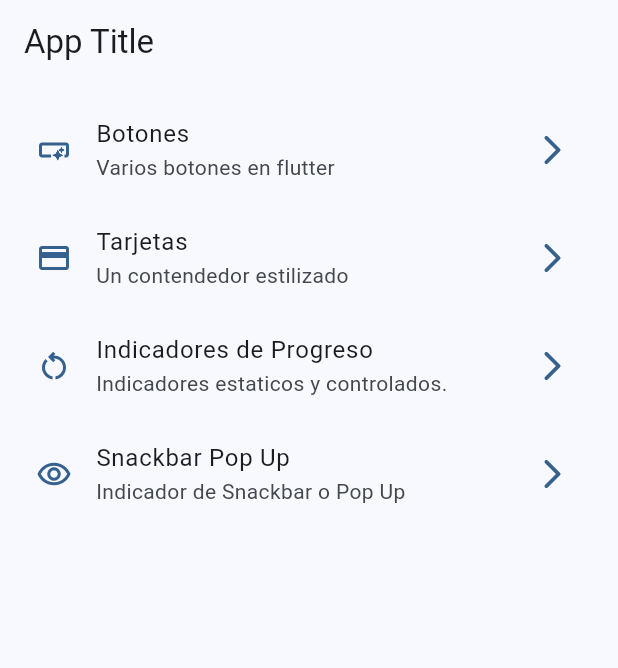
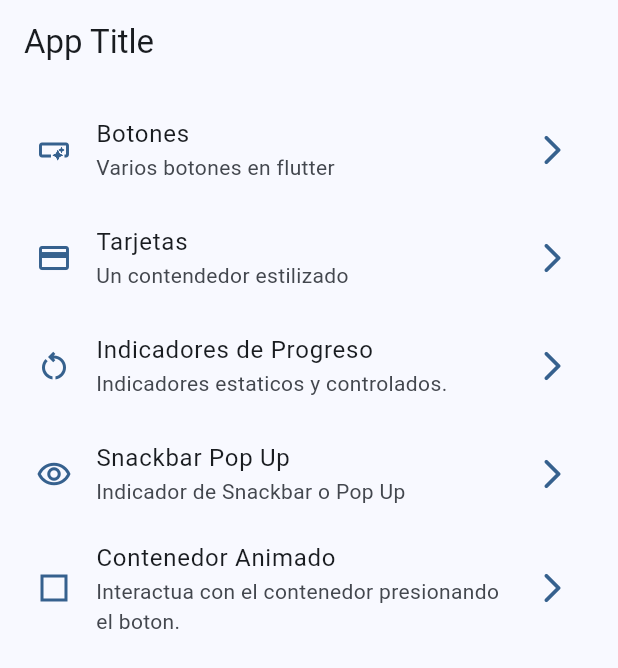
Before and after one commit to josuearroliga/widgetsApp, a Flutter app: the screen it shows after launch, on a phone screen of 412 x 824 dp. Shown: the top 668 px of the screen. Run offline on Flutter 3.47's test engine with Material 3 defaults, Android fonts, the phone set to English and light mode, and no system bars; our stand-ins replace go_router.

```diff
--- a/lib/config/menu/menu_items.dart
+++ b/lib/config/menu/menu_items.dart
@@ -38,4 +38,10 @@ const appMenuItems = <MenuItem>[
     link: '/snackbar',
     icon: Icons.remove_red_eye_outlined,
   ),
+  MenuItem(
+    title: 'Contenedor Animado',
+    subTitle: 'Interactua con el contenedor presionando el boton.',
+    link: '/animated',
+    icon: Icons.square_outlined,
+  ),
 ];
--- a/lib/config/router/app_router.dart
+++ b/lib/config/router/app_router.dart
@@ -1,4 +1,5 @@
 import 'package:go_router/go_router.dart';
+import 'package:widget_app/presentation/screens/animated/animated_screen.dart';
 import 'package:widget_app/presentation/screens/screens_exports.dart';
 
 //To implement go router you go to the main and add .router to the material app, then you add the "routerConfig" setting to this andyou selectappRouter.
@@ -30,5 +31,10 @@ final appRouter = GoRouter(
       name: SnackBarScreen.name,
       builder: (context, state) => const SnackBarScreen(),
     ),
+    GoRoute(
+      path: '/animated',
+      name: AnimatedScreen.name,
+      builder: (context, state) => const AnimatedScreen(),
+    ),
   ],
 );
--- a/lib/presentation/screens/progress/progress_screen.dart
+++ b/lib/presentation/screens/progress/progress_screen.dart
@@ -1,5 +1,3 @@
-import 'dart:math';
-
 import 'package:flutter/material.dart';
 
 class ProgressScreen extends StatelessWidget {
@@ -13,7 +11,7 @@ class ProgressScreen extends StatelessWidget {
       appBar: AppBar(
         title: const Text('Progress Indicators'),
       ),
-      body: _ProgressView(),
+      body: const _ProgressView(),
     );
   }
 }
```
Also changed, not shown: lib/presentation/screens/animated/animated_screen.dart (+50 -3 lines).
